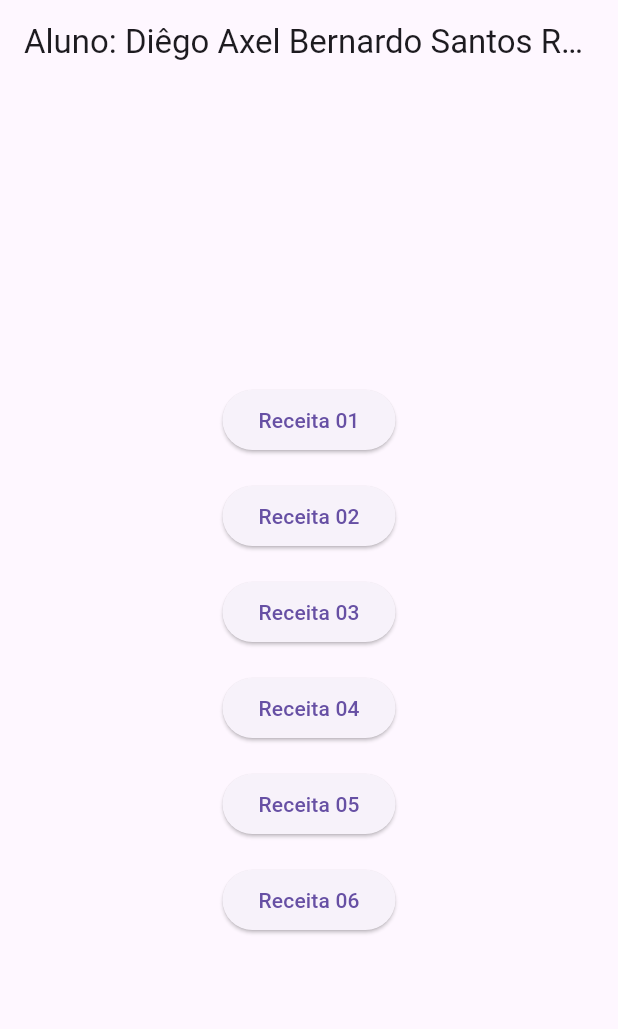
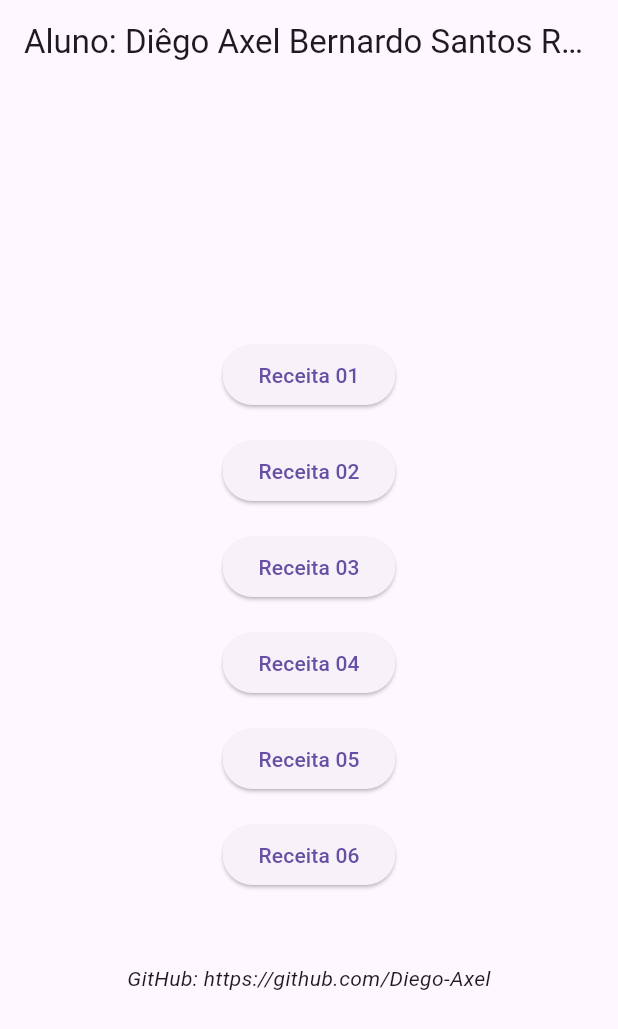
Before and after one commit to Diego-Axel/poo, a Flutter app: the screen it shows after launch, on a phone screen of 412 x 824 dp. Shown: the top 1029 px of the screen. Run offline on Flutter 3.47's test engine with Material 3 defaults, Android fonts, the phone set to English and light mode, and no system bars; our stand-ins replace flutter_hooks.

Commit message:
colocando o link do meu github ao final da tela

```diff
--- a/lib/main.dart
+++ b/lib/main.dart
@@ -53,6 +53,11 @@ class HomePage extends StatelessWidget {
                   child: Text('Receita ${i.toString().padLeft(2, '0')}'),
                 ),
               ),
+            const SizedBox(height: 40),
+            const Text(
+              'GitHub: https://github.com/Diego-Axel',
+              style: TextStyle(fontSize: 14, fontStyle: FontStyle.italic),
+            ),
           ],
         ),
       ),
```
